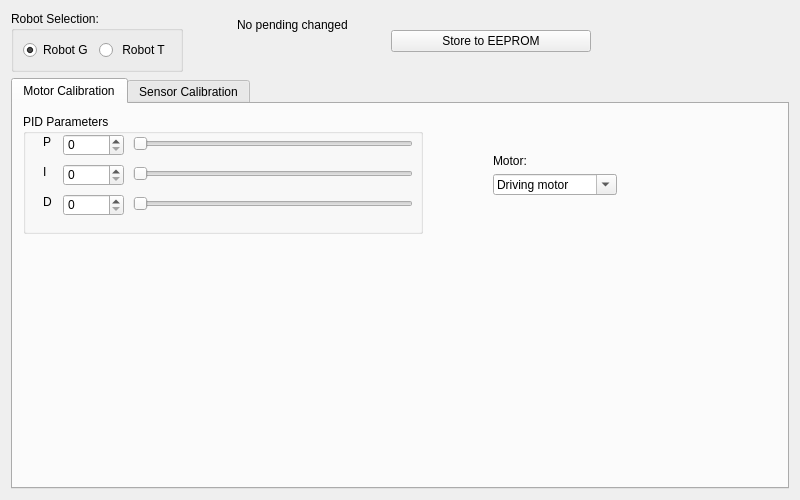
Above: src/ui/GSSRobotConfig.ui from tongvtdan/gcs before the change. Below: the same form after it.
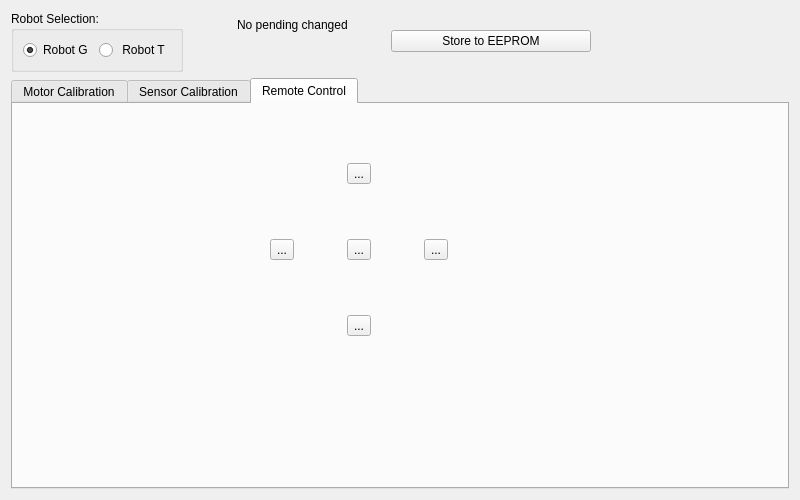
That is the form after the change. Icons and pictures are not drawn.

Commit message: - Backup - Thêm điều khiển robot

```diff
--- a/src/ui/GSSRobotConfig.ui
+++ b/src/ui/GSSRobotConfig.ui
@@ -108,7 +108,7 @@
    <item row="2" column="0" colspan="6">
     <widget class="QTabWidget" name="robotGTabWidget">
      <property name="currentIndex">
-      <number>0</number>
+      <number>2</number>
      </property>
      <widget class="QWidget" name="motorTab">
       <attribute name="title">
@@ -341,15 +341,175 @@
          <height>261</height>
         </rect>
        </property>
-       <property name="text">
-        <string/>
+      </widget>
+     </widget>
+     <widget class="QWidget" name="remoteControlTab">
+      <attribute name="title">
+       <string>Remote Control</string>
+      </attribute>
+      <widget class="QWidget" name="">
+       <property name="geometry">
+        <rect>
+         <x>210</x>
+         <y>10</y>
+         <width>275</width>
+         <height>272</height>
+        </rect>
        </property>
-       <property name="pixmap">
-        <pixmap>../../files/images_icons/gssRobot/G1.PNG</pixmap>
-       </property>
-       <property name="scaledContents">
-        <bool>true</bool>
-       </property>
+       <layout class="QGridLayout" name="gridLayout_3">
+        <item row="0" column="1">
+         <widget class="QToolButton" name="forward_Button">
+          <property name="toolTip">
+           <string>send 'F'</string>
+          </property>
+          <property name="statusTip">
+           <string>send 'F'</string>
+          </property>
+          <property name="text">
+           <string>...</string>
+          </property>
+          <property name="icon">
+           <iconset resource="../../gss_resources.qrc">
+            <normaloff>:/files/images_icons/Up.png</normaloff>:/files/images_icons/Up.png</iconset>
+          </property>
+          <property name="iconSize">
+           <size>
+            <width>80</width>
+            <height>80</height>
+           </size>
+          </property>
+          <property name="shortcut">
+           <string>Up</string>
+          </property>
+          <property name="checkable">
+           <bool>false</bool>
+          </property>
+          <property name="checked">
+           <bool>false</bool>
+          </property>
+         </widget>
+        </item>
+        <item row="1" column="0">
+         <widget class="QToolButton" name="left_Button">
+          <property name="toolTip">
+           <string>send 'L'</string>
+          </property>
+          <property name="statusTip">
+           <string>send 'L'</string>
+          </property>
+          <property name="text">
+           <string>...</string>
+          </property>
+          <property name="icon">
+           <iconset resource="../../gss_resources.qrc">
+            <normaloff>:/files/images_icons/Left.png</normaloff>:/files/images_icons/Left.png</iconset>
+          </property>
+          <property name="iconSize">
+           <size>
+            <width>80</width>
+            <height>80</height>
+           </size>
+          </property>
+          <property name="shortcut">
+           <string>Left</string>
+          </property>
+          <property name="checkable">
+           <bool>false</bool>
+          </property>
+         </widget>
+        </item>
+        <item row="1" column="1">
+         <widget class="QToolButton" name="stopButton">
+          <property name="toolTip">
+           <string>send 'O'</string>
+          </property>
+          <property name="statusTip">
+           <string>send 'O'</string>
+          </property>
+          <property name="text">
+           <string>...</string>
+          </property>
+          <property name="icon">
+           <iconset resource="../../gss_resources.qrc">
+            <normaloff>:/files/images_icons/PowerButton_Off.png</normaloff>
+            <normalon>:/files/images_icons/PowerButton_On.png</normalon>:/files/images_icons/PowerButton_Off.png</iconset>
+          </property>
+          <property name="iconSize">
+           <size>
+            <width>80</width>
+            <height>80</height>
+           </size>
+          </property>
+          <property name="shortcut">
+           <string>Space</string>
+          </property>
+          <property name="checkable">
+           <bool>true</bool>
+          </property>
+          <property name="checked">
+           <bool>false</bool>
+          </property>
+         </widget>
+        </item>
+        <item row="1" column="2">
+         <widget class="QToolButton" name="right_Button">
+          <property name="toolTip">
+           <string>send 'R'</string>
+          </property>
+          <property name="statusTip">
+           <string>send 'R'</string>
+          </property>
+          <property name="text">
+           <string>...</string>
+          </property>
+          <property name="icon">
+           <iconset resource="../../gss_resources.qrc">
+            <normaloff>:/files/images_icons/Right.png</normaloff>:/files/images_icons/Right.png</iconset>
+          </property>
+          <property name="iconSize">
+           <size>
+            <width>80</width>
+            <height>80</height>
+           </size>
+          </property>
+          <property name="shortcut">
+           <string>Right</string>
+          </property>
+          <property name="checkable">
+           <bool>false</bool>
+          </property>
+         </widget>
+        </item>
+        <item row="2" column="1">
+         <widget class="QToolButton" name="backward_Button">
+          <property name="toolTip">
+           <string>send 'B'</string>
+          </property>
+          <property name="statusTip">
+           <string>send 'B'</string>
+          </property>
+          <property name="text">
+           <string>...</string>
+          </property>
+          <property name="icon">
+           <iconset resource="../../gss_resources.qrc">
+            <normaloff>:/files/images_icons/Down.png</normaloff>:/files/images_icons/Down.png</iconset>
+          </property>
+          <property name="iconSize">
+           <size>
+            <width>80</width>
+            <height>80</height>
+           </size>
+          </property>
+          <property name="shortcut">
+           <string>Down</string>
+          </property>
+          <property name="checkable">
+           <bool>false</bool>
+          </property>
+         </widget>
+        </item>
+       </layout>
       </widget>
      </widget>
     </widget>
```
Left out of the diff: 132 changed lines with no effect on the pictures. The commit also changes 8 other files.
